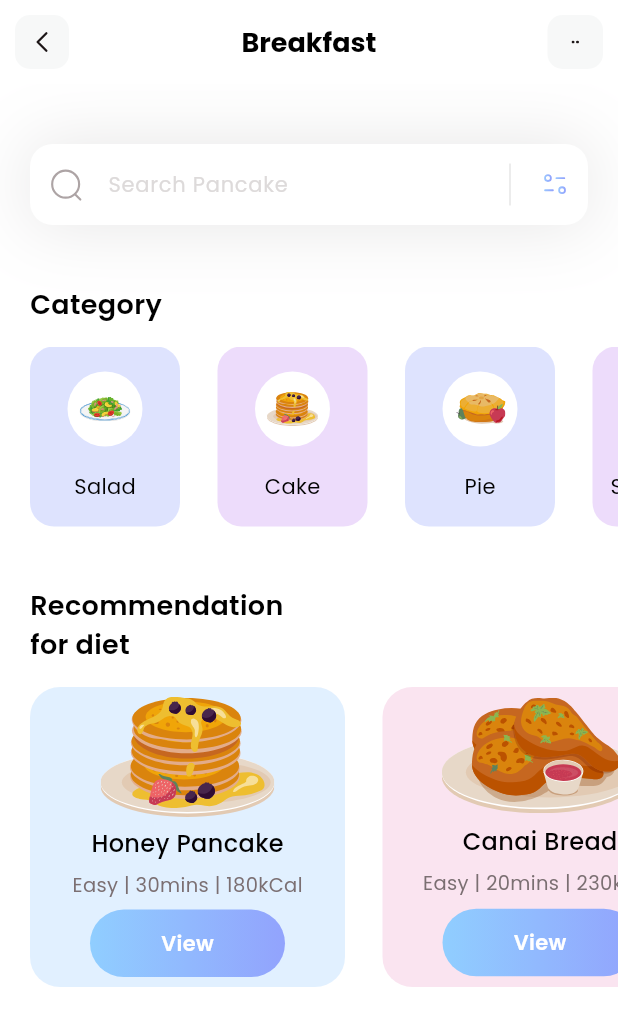
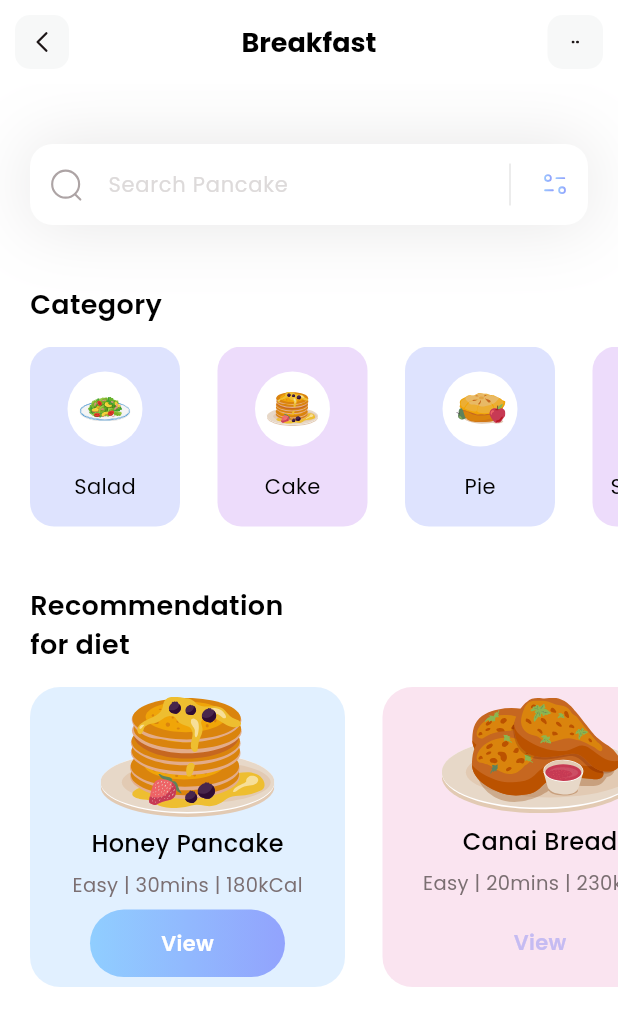
Before and after one commit to SubaruLenz/E-commerce, a Flutter app: the screen it shows after launch, on a phone screen of 412 x 824 dp. Shown: the top 1026 px of the screen. Run offline on Flutter 3.47's test engine with Material 3 defaults, Android fonts, the phone set to English and light mode, and no system bars; our stand-ins replace flutter_svg.

Commit message:
Diets improved

```diff
--- a/lib/pages/home.dart
+++ b/lib/pages/home.dart
@@ -85,7 +85,7 @@ class _HomePageState extends State<HomePage> {
                               child: Text(
                                 "View",
                                 style: TextStyle(
-                                  color: Colors.white,
+                                  color: diets[index].viewIsSelected ? Colors.white : Color(0xffC5BBF2),
                                   fontWeight: FontWeight.w600,
                                   fontSize: 14,
                                 ),
@@ -94,8 +94,8 @@ class _HomePageState extends State<HomePage> {
                             decoration: BoxDecoration(
                               gradient: LinearGradient(
                                 colors: [
-                                  Color(0xff90CEFF),
-                                  Color(0xff92A3FD)
+                                  diets[index].viewIsSelected ? Color(0xff90CEFF) : Colors.transparent,
+                                  diets[index].viewIsSelected ? Color(0xff92A3FD) : Colors.transparent,
                                 ]
                               ),
                               borderRadius: BorderRadius.circular(50)
```
